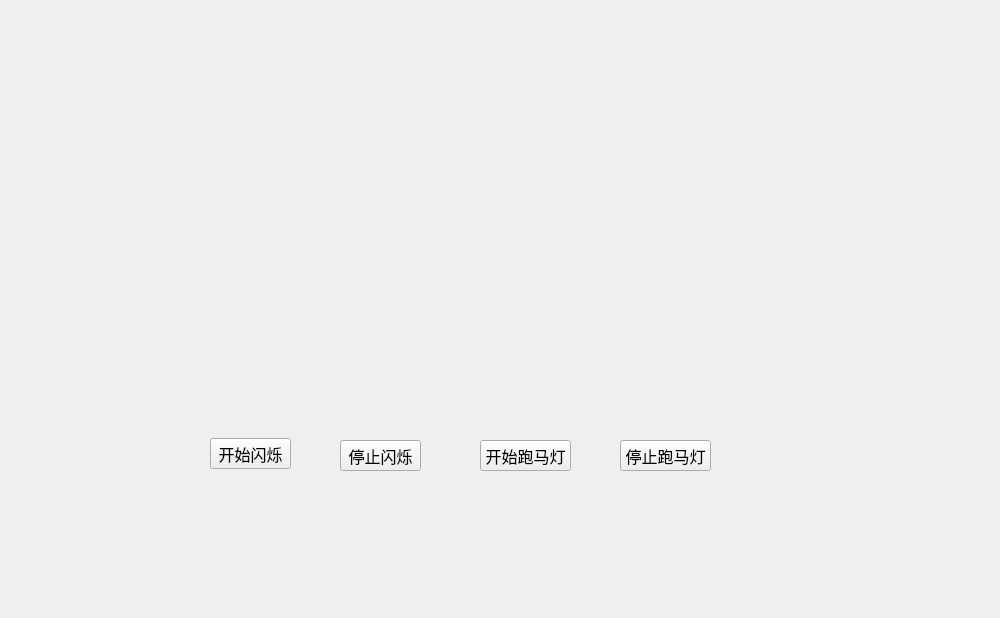
The window that briup/ledsimulation.ui (HoraceLee/Tacters) describes before a commit, drawn with Qt 5.
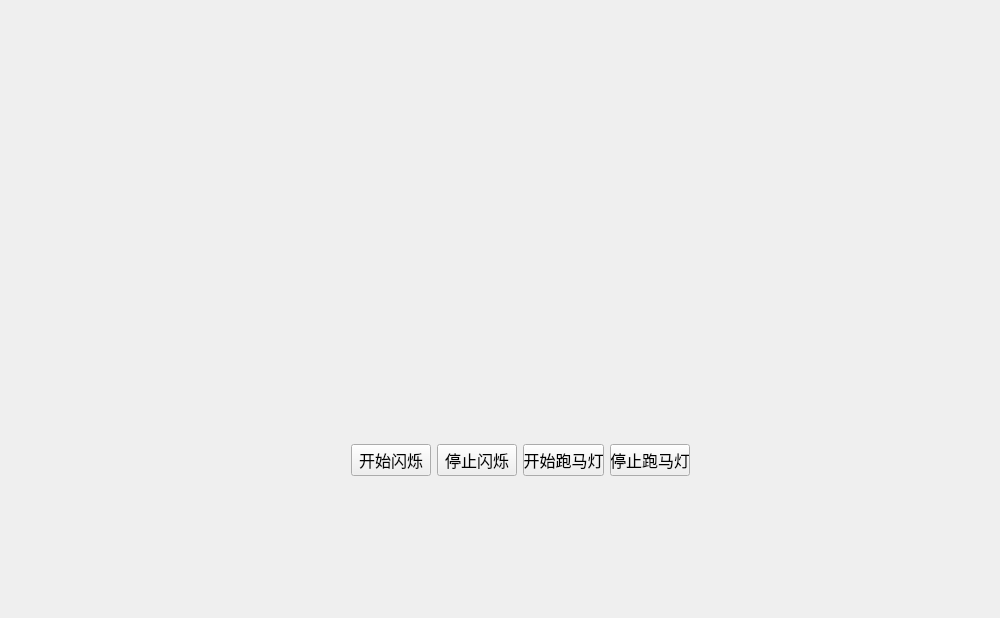
The same window after the commit. Icons and pictures are not drawn.

What changed in the file:
```diff
--- a/briup/ledsimulation.ui
+++ b/briup/ledsimulation.ui
@@ -13,15 +13,45 @@
   <property name="windowTitle">
    <string>ledsimulation</string>
   </property>
+  <widget class="QPushButton" name="closeBtn">
+   <property name="geometry">
+    <rect>
+     <x>960</x>
+     <y>0</y>
+     <width>40</width>
+     <height>40</height>
+    </rect>
+   </property>
+   <property name="text">
+    <string/>
+   </property>
+   <property name="icon">
+    <iconset resource="images.qrc">
+     <normaloff>:/images/close3.png</normaloff>
+     <normalon>:/images/close3.png</normalon>:/images/close3.png</iconset>
+   </property>
+   <property name="iconSize">
+    <size>
+     <width>60</width>
+     <height>60</height>
+    </size>
+   </property>
+   <property name="flat">
+    <bool>true</bool>
+   </property>
+  </widget>
+  <widget class="QWidget" name="">
+   <property name="geometry">
+    <rect>
+     <x>180</x>
+     <y>150</y>
+     <width>661</width>
+     <height>151</height>
+    </rect>
+   </property>
+   <layout class="QHBoxLayout" name="horizontalLayout">
+    <item>
   <widget class="QLabel" name="label">
-   <property name="geometry">
-    <rect>
-     <x>170</x>
-     <y>178</y>
-     <width>61</width>
-     <height>141</height>
-    </rect>
-   </property>
    <property name="text">
     <string/>
    </property>
@@ -32,15 +62,9 @@
     <bool>true</bool>
    </property>
   </widget>
+    </item>
+    <item>
   <widget class="QLabel" name="label_2">
-   <property name="geometry">
-    <rect>
-     <x>270</x>
-     <y>178</y>
-     <width>61</width>
-     <height>141</height>
-    </rect>
-   </property>
    <property name="text">
     <string/>
    </property>
@@ -51,15 +75,9 @@
     <bool>true</bool>
    </property>
   </widget>
+    </item>
+    <item>
   <widget class="QLabel" name="label_3">
-   <property name="geometry">
-    <rect>
-     <x>370</x>
-     <y>178</y>
-     <width>61</width>
-     <height>141</height>
-    </rect>
-   </property>
    <property name="text">
     <string/>
    </property>
@@ -70,15 +88,9 @@
     <bool>true</bool>
    </property>
   </widget>
+    </item>
+    <item>
   <widget class="QLabel" name="label_4">
-   <property name="geometry">
-    <rect>
-     <x>450</x>
-     <y>178</y>
-     <width>61</width>
-     <height>141</height>
-    </rect>
-   </property>
    <property name="text">
     <string/>
    </property>
@@ -89,15 +101,9 @@
     <bool>true</bool>
    </property>
   </widget>
+    </item>
+    <item>
   <widget class="QLabel" name="label_5">
-   <property name="geometry">
-    <rect>
-     <x>530</x>
-     <y>178</y>
-     <width>61</width>
-     <height>141</height>
-    </rect>
-   </property>
    <property name="text">
     <string/>
    </property>
@@ -108,15 +114,9 @@
     <bool>true</bool>
    </property>
   </widget>
+    </item>
+    <item>
   <widget class="QLabel" name="label_6">
-   <property name="geometry">
-    <rect>
-     <x>610</x>
-     <y>178</y>
-     <width>61</width>
-     <height>141</height>
-    </rect>
-   </property>
    <property name="text">
     <string/>
    </property>
@@ -127,15 +127,9 @@
     <bool>true</bool>
    </property>
   </widget>
+    </item>
+    <item>
   <widget class="QLabel" name="label_7">
-   <property name="geometry">
-    <rect>
-     <x>700</x>
-     <y>178</y>
-     <width>61</width>
-     <height>141</height>
-    </rect>
-   </property>
    <property name="text">
     <string/>
    </property>
@@ -146,15 +140,9 @@
     <bool>true</bool>
    </property>
   </widget>
+    </item>
+    <item>
   <widget class="QLabel" name="label_8">
-   <property name="geometry">
-    <rect>
-     <x>780</x>
-     <y>178</y>
-     <width>61</width>
-     <height>141</height>
-    </rect>
-   </property>
    <property name="text">
     <string/>
    </property>
@@ -165,15 +153,21 @@
     <bool>true</bool>
    </property>
   </widget>
+    </item>
+   </layout>
+  </widget>
+  <widget class="QWidget" name="">
+   <property name="geometry">
+    <rect>
+     <x>340</x>
+     <y>430</y>
+     <width>361</width>
+     <height>61</height>
+    </rect>
+   </property>
+   <layout class="QHBoxLayout" name="horizontalLayout_2">
+    <item>
   <widget class="QPushButton" name="twinkleStrBtn">
-   <property name="geometry">
-    <rect>
-     <x>210</x>
-     <y>438</y>
-     <width>81</width>
-     <height>31</height>
-    </rect>
-   </property>
    <property name="font">
     <font>
      <family>微软雅黑</family>
@@ -186,15 +180,9 @@
     <string>开始闪烁</string>
    </property>
   </widget>
+    </item>
+    <item>
   <widget class="QPushButton" name="twinkleStpBtn">
-   <property name="geometry">
-    <rect>
-     <x>340</x>
-     <y>440</y>
-     <width>81</width>
-     <height>31</height>
-    </rect>
-   </property>
    <property name="font">
     <font>
      <family>微软雅黑</family>
@@ -207,15 +195,9 @@
     <string>停止闪烁</string>
    </property>
   </widget>
+    </item>
+    <item>
   <widget class="QPushButton" name="pushButton_3">
-   <property name="geometry">
-    <rect>
-     <x>480</x>
-     <y>440</y>
-     <width>91</width>
-     <height>31</height>
-    </rect>
-   </property>
    <property name="font">
     <font>
      <family>微软雅黑</family>
@@ -228,15 +210,9 @@
     <string>开始跑马灯</string>
    </property>
   </widget>
+    </item>
+    <item>
   <widget class="QPushButton" name="pushButton_4">
-   <property name="geometry">
-    <rect>
-     <x>620</x>
-     <y>440</y>
-     <width>91</width>
-     <height>31</height>
-    </rect>
-   </property>
    <property name="font">
     <font>
      <family>微软雅黑</family>
@@ -247,32 +223,8 @@
     <string>停止跑马灯</string>
    </property>
   </widget>
-  <widget class="QPushButton" name="closeBtn">
-   <property name="geometry">
-    <rect>
-     <x>960</x>
-     <y>0</y>
-     <width>40</width>
-     <height>40</height>
-    </rect>
-   </property>
-   <property name="text">
-    <string/>
-   </property>
-   <property name="icon">
-    <iconset resource="images.qrc">
-     <normaloff>:/images/close3.png</normaloff>
-     <normalon>:/images/close3.png</normalon>:/images/close3.png</iconset>
-   </property>
-   <property name="iconSize">
-    <size>
-     <width>60</width>
-     <height>60</height>
-    </size>
-   </property>
-   <property name="flat">
-    <bool>true</bool>
-   </property>
+    </item>
+   </layout>
   </widget>
  </widget>
  <layoutdefault spacing="6" margin="11"/>
```
Lines whose indentation alone changed are shown as unchanged.
